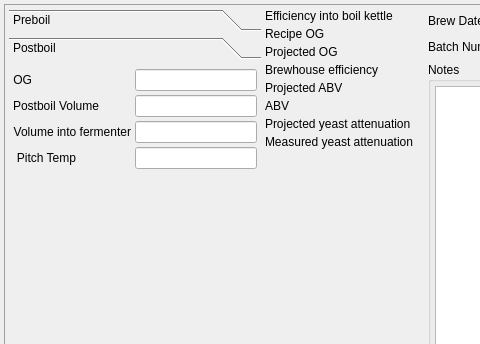
Above: ui/brewLogWidget.ui from Brewken/brewken before the change; both pictures show x 0 to 480 and y 0 to 344 of the 636 by 448 pixel window. Below: the same form after it.
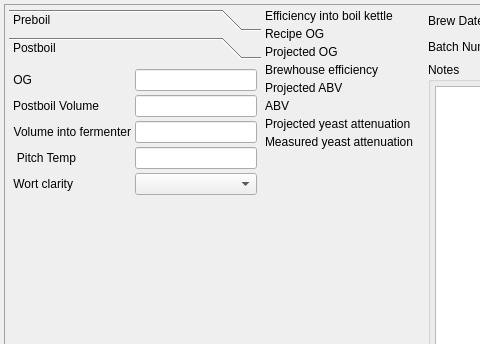
That is the form after the change. The open tabs and pages were chosen to show the change. Icons and pictures are not drawn. Custom widgets are drawn as their Qt base class.

Diff of the .ui file:
```diff
--- a/ui/brewLogWidget.ui
+++ b/ui/brewLogWidget.ui
@@ -291,6 +291,32 @@
                </property>
               </widget>
              </item>
+             <item row="4" column="0">
+              <widget class="QLabel" name="label_measuredWortClarity">
+               <property name="toolTip">
+                <string>How clear the wort was when it went into the fermenter</string>
+               </property>
+               <property name="text">
+                <string>Wort clarity</string>
+               </property>
+               <property name="alignment">
+                <set>Qt::AlignRight|Qt::AlignTrailing|Qt::AlignVCenter</set>
+               </property>
+               <property name="wordWrap">
+                <bool>true</bool>
+               </property>
+               <property name="buddy">
+                <cstring>comboBox_measuredWortClarity</cstring>
+               </property>
+              </widget>
+             </item>
+             <item row="4" column="1">
+              <widget class="BtComboBoxEnum" name="comboBox_measuredWortClarity">
+               <property name="toolTip">
+                <string>How clear the wort was, judged by eye, when it went into the fermenter</string>
+               </property>
+              </widget>
+             </item>
             </layout>
            </widget>
            <widget class="QWidget" name="page_postferment">
@@ -638,6 +664,11 @@
     <slot>lineChanged(PreviousScaleInfo)</slot>
    </slots>
   </customwidget>
+  <customwidget>
+   <class>BtComboBoxEnum</class>
+   <extends>QComboBox</extends>
+   <header>widgets/BtComboBoxEnum.h</header>
+  </customwidget>
   <customwidget>
    <class>SmartDigitWidget</class>
    <extends>QLabel</extends>
```
